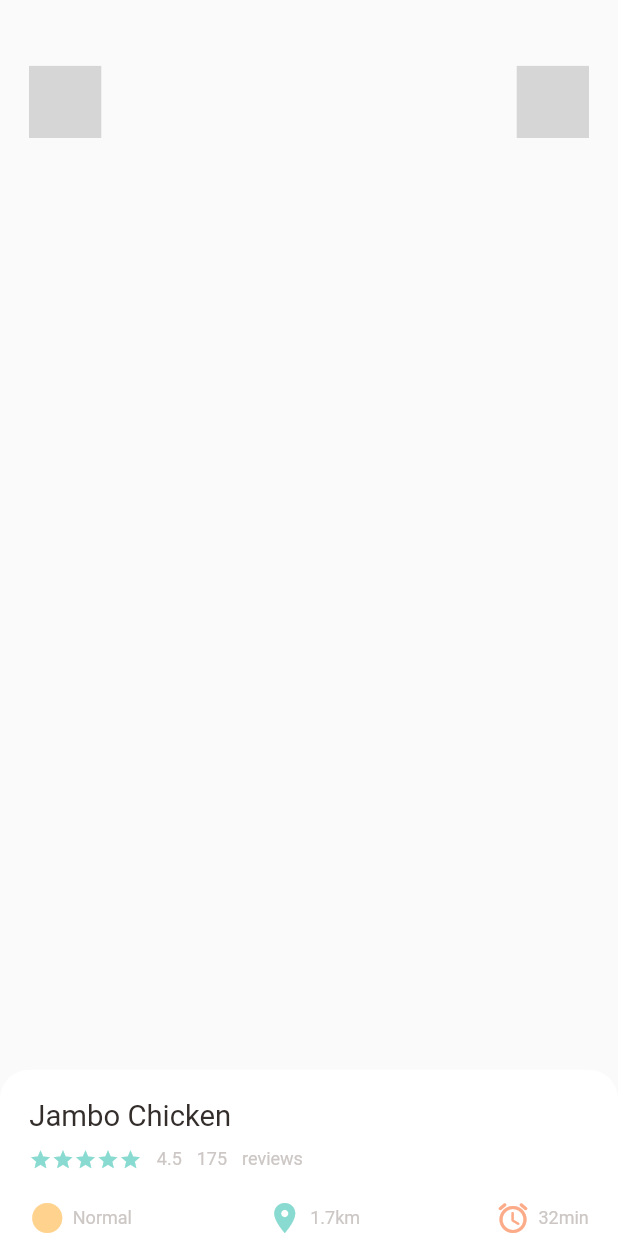
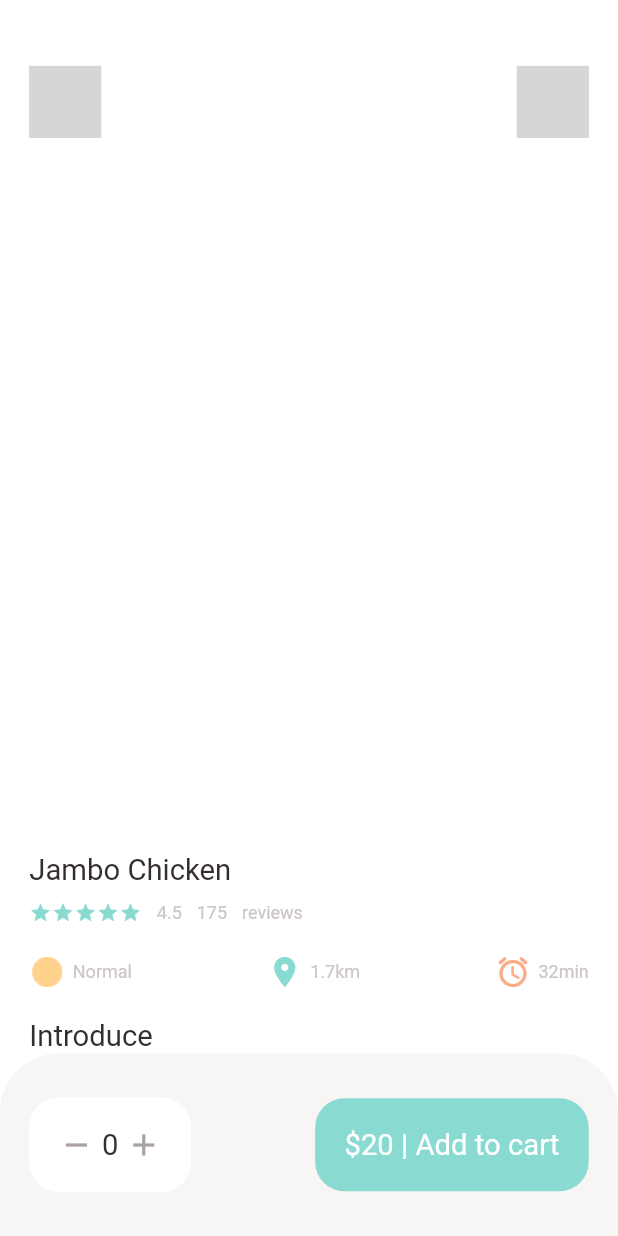
Before and after one commit to IsmaelSelormey/MobileApp, a Flutter app: the PopularFoodDetail screen opened directly, on a phone screen of 412 x 824 dp. Run offline on Flutter 3.47's test engine with Material 2 defaults, Android fonts, the phone set to English and light mode, and no system bars; our stand-ins replace dots_indicator, get; missing offline and left inert: dart:html, delivery_app; statements that could not run were skipped; grey boxes are pictures that could not be loaded.

Commit message:
added new features
added the bottom buttons to add and remove quantity and a buy button

```diff
--- a/lib/pages/home/food/popular_food_detail.dart
+++ b/lib/pages/home/food/popular_food_detail.dart
@@ -17,6 +17,7 @@ class PopularFoodDetail extends StatelessWidget {
   @override
   Widget build(BuildContext context) {
     return Scaffold(
+      backgroundColor: Colors.white,
       body: Stack(
         children: [
           Positioned(
@@ -61,11 +62,59 @@ class PopularFoodDetail extends StatelessWidget {
                 ),
                 color: Colors.white,
               ),
-              child: AppColumn(text: "Jambo Chicken",) ,
+              child: Column(
+                crossAxisAlignment: CrossAxisAlignment.start,
+                children: [
+                  AppColumn(text: "Jambo Chicken"),
+                  SizedBox(height: Dimensions.height20,),
+                  BigText(text: "Introduce")
+                ],
+              ),
 
           )),
         ],
       ),
+      bottomNavigationBar: Container(
+        height: Dimensions.bottomHeightBar,
+        padding: EdgeInsets.only(top: Dimensions.height30, bottom: Dimensions.height30,left: Dimensions.Width20, right: Dimensions.Width20),
+        decoration: BoxDecoration(
+          color: AppColors.buttonBackgroundColor,
+          borderRadius: BorderRadius.only(
+            topLeft: Radius.circular(Dimensions.radius20*2),
+            topRight: Radius.circular(Dimensions.radius20*2),
+          )
+        ),
+        child: Row(
+          mainAxisAlignment: MainAxisAlignment.spaceBetween,
+           children: [
+             Container(
+               padding: EdgeInsets.only(top: Dimensions.height20, bottom: Dimensions.height20, left: Dimensions.Width20, right: Dimensions.Width20),
+               decoration: BoxDecoration(
+                 borderRadius: BorderRadius.circular(Dimensions.radius20),
+                 color: Colors.white
+               ),
+               child: Row(
+                 children: [
+                   Icon(Icons.remove, color: AppColors.signColor,),
+                   SizedBox(width: Dimensions.Width10/2,),
+                   BigText(text: "0"),
+                   SizedBox(width: Dimensions.Width10/2,),
+                   Icon(Icons.add, color: AppColors.signColor,)
+                 ],
+               ),
+             ),
+             Container(
+               padding: EdgeInsets.only(top: Dimensions.height20, bottom: Dimensions.height20, left: Dimensions.Width20, right: Dimensions.Width20),
+
+               child: BigText(text: "\$20 | Add to cart", color: Colors.white,),
+               decoration: BoxDecoration(
+                 borderRadius: BorderRadius.circular(Dimensions.radius20),
+                 color: AppColors.mainColor
+               ),
+             )
+           ],
+        ),
+      ),
     );
   }
 }
```
